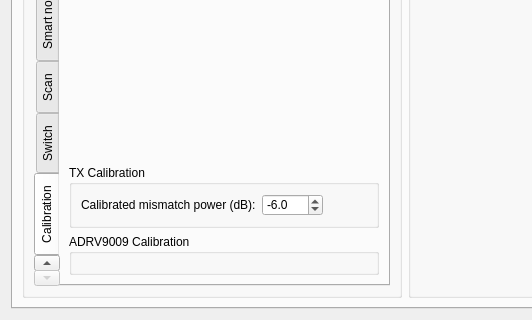
Qt form receiver/receivermain.ui (enigmafarsco-lang/iiS) before a commit; both pictures show x 0 to 532 and y 500 to 820 of the 777 by 820 pixel window.
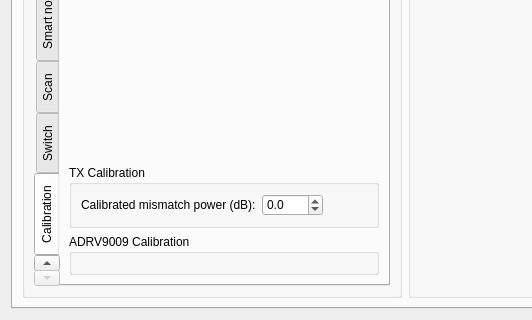
The same form after that commit. The open tabs and pages were chosen to show the change. Custom widgets are drawn as their Qt base class.

What changed in the file:
```diff
--- a/receiver/receivermain.ui
+++ b/receiver/receivermain.ui
@@ -1904,7 +1904,7 @@
                     <number>1</number>
                    </property>
                    <property name="value">
-                    <double>-6.000000000000000</double>
+                    <double>0.000000000000000</double>
                    </property>
                   </widget>
                  </item>
```
Left out of the diff: 2 changed lines with no effect on the pictures.
